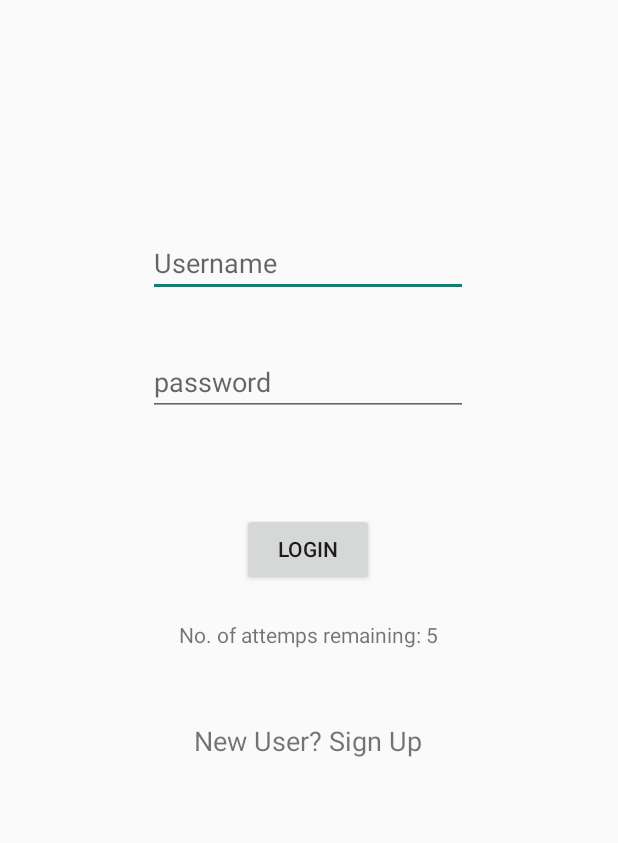
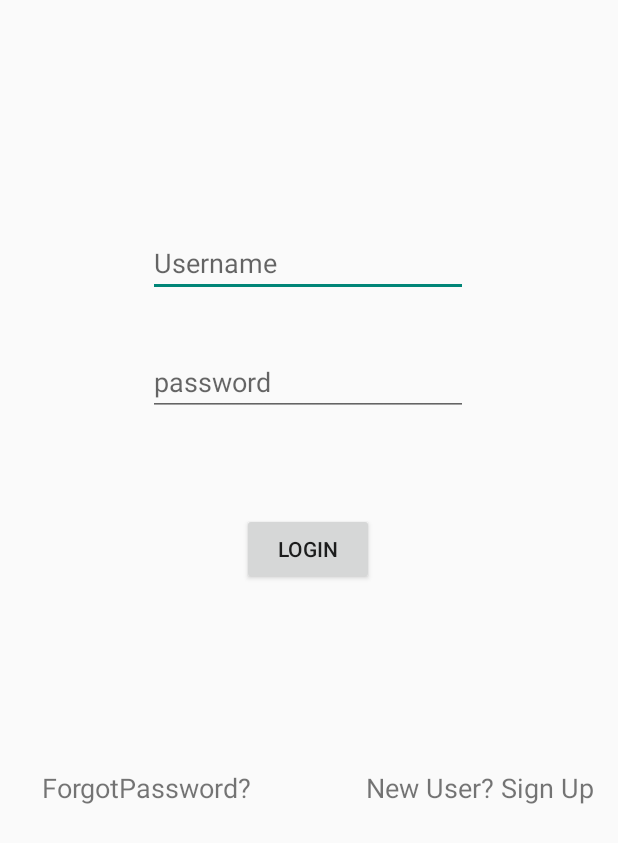
Before and after one commit to nnguyen09/4631s2022, an Android app: the Login screen opened directly, with no data from a screen before it, on a phone screen of 412 x 824 dp. Shown: the top 843 px of the screen. Run offline under Robolectric (Android 15) with nearby library versions, the phone set to English and light mode, and no system bars; our stand-ins replace Firebase (no records; nobody signed in at launch, a user with empty details on screens opened directly).

Commit message:
updated about, register, login

```diff
--- a/CatEssentialApp/app/build.gradle
+++ b/CatEssentialApp/app/build.gradle
@@ -30,6 +30,8 @@ android {
 
 dependencies {
 
+    implementation 'com.github.barteksc:android-pdf-viewer:3.2.0-beta.1'
+
     implementation 'androidx.appcompat:appcompat:1.4.0'
     implementation 'com.google.android.material:material:1.4.0'
     implementation 'androidx.constraintlayout:constraintlayout:2.1.2'
--- a/CatEssentialApp/app/src/main/AndroidManifest.xml
+++ b/CatEssentialApp/app/src/main/AndroidManifest.xml
@@ -9,6 +9,9 @@
         android:roundIcon="@mipmap/ic_launcher_round"
         android:supportsRtl="true"
         android:theme="@style/Theme.CatShoppingStoreApplcation">
+        <activity
+            android:name=".Shopping"
+            android:exported="true" />
         <activity
             android:name=".RegisterUsers"
             android:exported="true" />
--- a/CatEssentialApp/app/src/main/java/com/example/catshoppingstoreapplcation/Login.java
+++ b/CatEssentialApp/app/src/main/java/com/example/catshoppingstoreapplcation/Login.java
@@ -1,17 +1,33 @@
 package com.example.catshoppingstoreapplcation;
-
-import androidx.appcompat.app.AppCompatActivity;
 
 import android.content.Intent;
 import android.os.Bundle;
-import android.text.TextUtils;
+import android.util.Patterns;
 import android.view.View;
+import android.widget.Button;
+import android.widget.EditText;
+import android.widget.ProgressBar;
 import android.widget.TextView;
+import android.widget.Toast;
+
+import androidx.annotation.NonNull;
+import androidx.appcompat.app.AppCompatActivity;
+
+import com.google.android.gms.tasks.OnCompleteListener;
+import com.google.android.gms.tasks.Task;
+import com.google.firebase.auth.AuthResult;
+import com.google.firebase.auth.FirebaseAuth;
+import com.google.firebase.database.DatabaseReference;
+import com.google.firebase.database.FirebaseDatabase;
 
 public class Login extends AppCompatActivity implements View.OnClickListener{
+    private TextView register;
 
+    private EditText editTextEmail, editTextPassword;
+    private Button signIn;
 
-    private TextView register;
+    private FirebaseAuth mAuth;
+    private ProgressBar progressBar;
 
     @Override
     protected void onCreate(Bundle savedInstanceState) {
@@ -20,6 +36,20 @@ public class Login extends AppCompatActivity implements View.OnClickListener{
 
         register = findViewById(R.id.tvRegister);
         register.setOnClickListener(this);
+
+        //initialize button
+        signIn = findViewById(R.id.btnLogin);
+        signIn.setOnClickListener(this);
+
+        //initialize editTextEmail and editTextPassword
+        editTextEmail = findViewById(R.id.etName);
+        editTextPassword = findViewById(R.id.etPassword);
+
+        progressBar = findViewById(R.id.progressBarLogin);
+
+        //intialize mauth
+        mAuth = FirebaseAuth.getInstance();
+
     }
 
     @Override
@@ -28,7 +58,47 @@ public class Login extends AppCompatActivity implements View.OnClickListener{
             case R.id.tvRegister:
                 startActivity(new Intent(this, RegisterUsers.class));
                 break;
-
+            case R.id.btnLogin:
+                userLogin();
+                break;
         }
     }
+
+    private void userLogin(){
+        String email = editTextEmail.getText().toString().trim();
+        String password = editTextPassword.getText().toString().trim();
+
+        if(email.isEmpty()){
+            editTextEmail.setError("Email is required!");
+            editTextEmail.requestFocus();
+            return;
+        }
+        if(!Patterns.EMAIL_ADDRESS.matcher(email).matches()){
+            editTextEmail.setError("Please enter a valid email!");
+        }
+
+        if(password.isEmpty()){
+            editTextEmail.setError("Password is required!");
+            editTextEmail.requestFocus();
+            return;
+        }
+
+        progressBar.setVisibility(View.VISIBLE);
+
+        mAuth.signInWithEmailAndPassword(email,password).addOnCompleteListener(new OnCompleteListener<AuthResult>() {
+            @Override
+            public void onComplete(@NonNull Task<AuthResult> task) {
+                if(task.isSuccessful()){
+                    //redirect to user profile
+                    startActivity(new Intent(Login.this, Shopping.class));
+                    progressBar.setVisibility(View.GONE);
+
+                }else{
+                    Toast.makeText(Login.this, "Fail to login! Email or Password is not correct!",Toast.LENGTH_LONG).show();
+                    progressBar.setVisibility(View.GONE);
+                }
+            }
+        });
+
+    }
 }
--- a/CatEssentialApp/app/src/main/res/layout/activity_login.xml
+++ b/CatEssentialApp/app/src/main/res/layout/activity_login.xml
@@ -48,27 +48,42 @@
         app:layout_constraintVertical_bias="0.13" />
 
     <TextView
-        android:id="@+id/tvAttemptsInfo"
-        android:layout_width="wrap_content"
-        android:layout_height="wrap_content"
-        android:text="No. of attemps remaining: 5"
-        app:layout_constraintBottom_toBottomOf="parent"
-        app:layout_constraintEnd_toEndOf="parent"
-        app:layout_constraintHorizontal_bias="0.498"
-        app:layout_constraintStart_toStartOf="parent"
-        app:layout_constraintTop_toBottomOf="@+id/btnLogin"
-        app:layout_constraintVertical_bias="0.056" />
-
-     <TextView
         android:id="@+id/tvRegister"
         android:layout_width="wrap_content"
         android:layout_height="wrap_content"
+        android:layout_marginEnd="16dp"
         android:text="New User? Sign Up"
         android:textSize="18sp"
         app:layout_constraintBottom_toBottomOf="parent"
         app:layout_constraintEnd_toEndOf="parent"
-        app:layout_constraintHorizontal_bias="0.498"
+        app:layout_constraintTop_toBottomOf="@+id/btnLogin"
+        app:layout_constraintVertical_bias="0.3" />
+
+    <TextView
+        android:id="@+id/tvForgotPassword"
+        android:layout_width="wrap_content"
+        android:layout_height="wrap_content"
+        android:layout_marginStart="28dp"
+        android:text="ForgotPassword?"
+        android:textSize="18sp"
+        app:layout_constraintBottom_toBottomOf="parent"
         app:layout_constraintStart_toStartOf="parent"
-        app:layout_constraintTop_toBottomOf="@+id/tvAttemptsInfo"
-        app:layout_constraintVertical_bias="0.133" />
+        app:layout_constraintTop_toBottomOf="@+id/btnLogin"
+        app:layout_constraintVertical_bias="0.3" />
+
+    <ProgressBar
+        android:id="@+id/progressBarLogin"
+        style="?android:attr/progressBarStyle"
+        android:layout_width="wrap_content"
+        android:layout_height="wrap_content"
+        app:layout_constraintBottom_toBottomOf="parent"
+        app:layout_constraintEnd_toEndOf="parent"
+        app:layout_constraintStart_toStartOf="parent"
+        app:layout_constraintTop_toTopOf="parent"
+        android:visibility="gone"/>
+    "
+        app:layout_constraintBottom_toBottomOf="parent"
+        app:layout_constraintStart_toStartOf="parent"
+        app:layout_constraintTop_toBottomOf="@+id/btnLogin"
+        app:layout_constraintVertical_bias="1.0" />
 </androidx.constraintlayout.widget.ConstraintLayout>
```
Also changed, not shown: CatEssentialApp/app/src/main/java/com/example/catshoppingstoreapplcation/About.java (+8 -0 lines), CatEssentialApp/app/src/main/java/com/example/catshoppingstoreapplcation/MainActivity.java (+15 -0 lines), CatEssentialApp/app/src/main/java/com/example/catshoppingstoreapplcation/Shopping.java (added, +14 -0 lines), CatEssentialApp/app/src/main/res/layout/activity_about.xml (+7 -9 lines), CatEssentialApp/app/src/main/res/layout/activity_shopping.xml (added, +117 -0 lines), CatEssentialApp/app/src/main/res/drawable/catsearch.jpeg (added), 5 other files.
